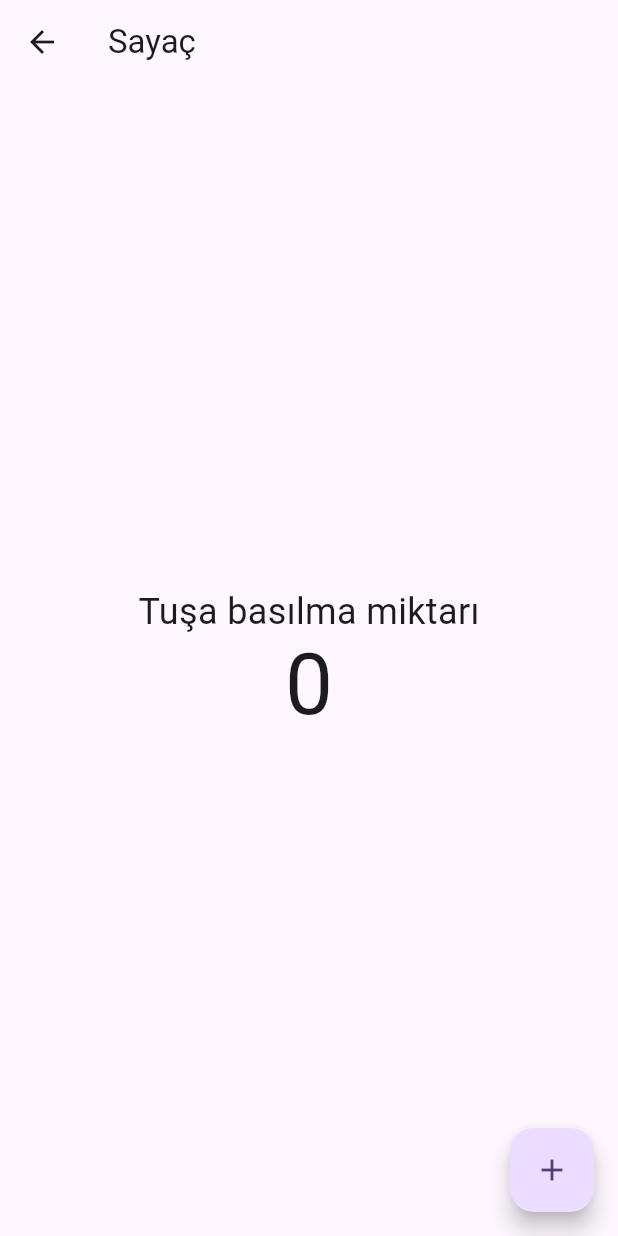
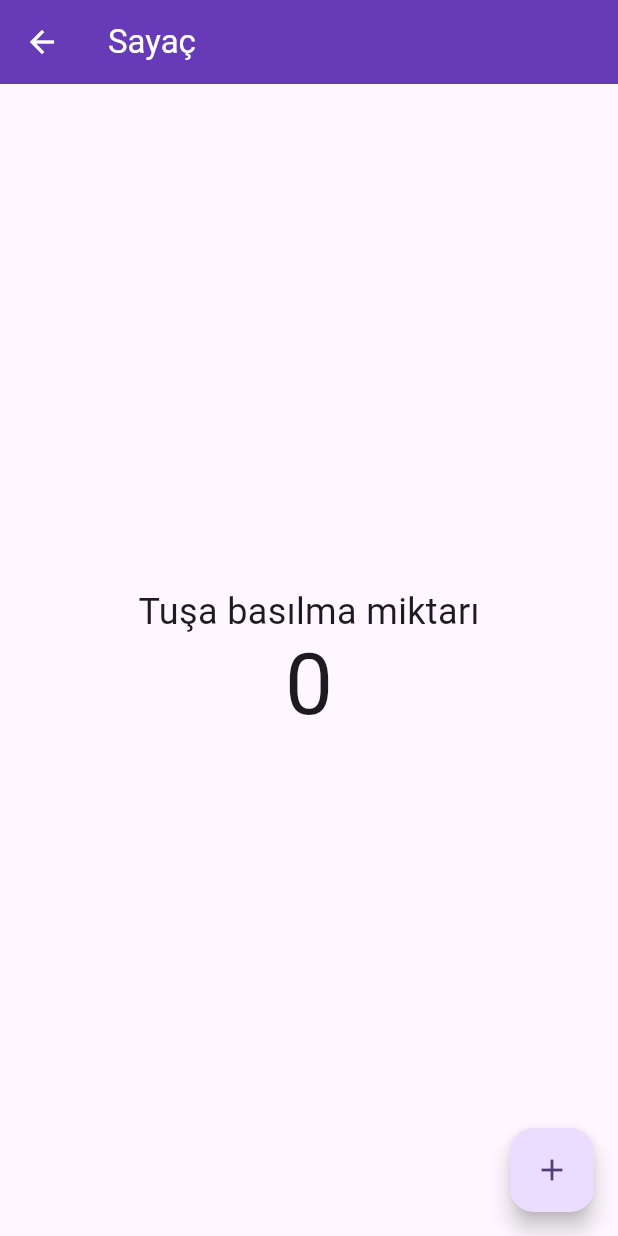
Before and after one commit to yayirgul/flutter_library, a Flutter app: the CounterWidget screen opened directly, on a phone screen of 412 x 824 dp. Run offline on Flutter 3.47's test engine with Material 2 defaults, Android fonts, the light colour scheme and no system bars; our stand-ins replace flutter_easyloading.

Commit message:
appbar arrow back

```diff
--- a/lib/widgets/counter_widget.dart
+++ b/lib/widgets/counter_widget.dart
@@ -17,7 +17,21 @@ class _CounterWidgetState extends State<CounterWidget> {
     debugPrint('Build çalıştırıldı...');
     return Scaffold(
       appBar: AppBar(
-        title: Text(widget.title),
+        leading: Navigator.canPop(context)
+            ? IconButton(
+                onPressed: () {
+                  Navigator.of(context).pop();
+                },
+                icon: const Icon(
+                  Icons.arrow_back,
+                  color: Colors.white,
+                ))
+            : null,
+        title: Text(
+          widget.title,
+          style: const TextStyle(color: Colors.white),
+        ),
+        backgroundColor: Colors.deepPurple,
       ),
       body: Center(
         child: Column(mainAxisAlignment: MainAxisAlignment.center, children: [
```
